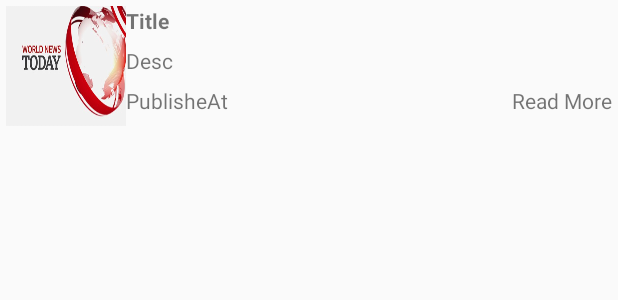
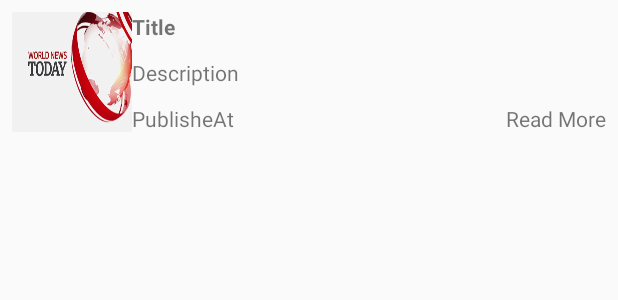
Before and after one commit to Osehi/CurrentNews, an Android app: the layout list_item_newsarticle.xml on its own in the app's theme, with its tools: preview values and no code run, on a phone screen of 412 x 824 dp. Shown: the top 300 px of the screen. Run offline under Robolectric (Android 15) with nearby library versions, the phone set to English and light mode, and no system bars; network calls fail.

Commit message:
'editing-list-item'

```diff
--- a/app/src/main/res/layout/list_item_newsarticle.xml
+++ b/app/src/main/res/layout/list_item_newsarticle.xml
@@ -10,15 +10,18 @@
 
     <androidx.appcompat.widget.LinearLayoutCompat
         android:layout_width="match_parent"
-        android:layout_height="wrap_content"
+        android:layout_height="100dp"
 
         android:orientation="horizontal"
-        android:padding="@dimen/first_linear_layout_padding">
+        android:padding="@dimen/first_linear_layout_padding"
+        android:layout_margin="4dp"
+        >
 
         <androidx.appcompat.widget.LinearLayoutCompat
             android:layout_width="wrap_content"
             android:layout_height="wrap_content"
             android:orientation="vertical"
+
 
             >
 
@@ -44,20 +47,24 @@
 
             <TextView
                 android:id="@+id/articleTitleId"
-                android:layout_width="wrap_content"
+                android:layout_width="match_parent"
                 android:layout_height="wrap_content"
                 tools:text="@string/article_title"
                 android:maxLines="2"
                 android:textStyle="bold"
-                android:layout_weight="1" />
+                android:layout_weight="1"
+                android:text="@{Article.title}"
+                />
 
             <TextView
                 android:id="@+id/articleDescriptionId"
-                android:layout_width="wrap_content"
+                android:layout_width="match_parent"
                 android:layout_height="wrap_content"
                 tools:text="@string/article_description"
-                android:maxLength="4"
-                android:layout_weight="1" />
+                android:maxLines="4"
+                android:layout_weight="1"
+                android:text="@{Article.description}"
+                />
 
             <androidx.appcompat.widget.LinearLayoutCompat
                 android:layout_width="match_parent"
@@ -70,13 +77,17 @@
                     android:layout_width="wrap_content"
                     android:layout_height="wrap_content"
                     tools:text="@string/article_publishedAt"
-                    android:layout_weight="1" />
+                    android:layout_weight="1"
+                    android:text="@{Article.publishedAt}"
+                    />
 
                 <TextView
                     android:id="@+id/readMoreID"
                     android:layout_width="wrap_content"
                     android:layout_height="wrap_content"
-                    tools:text="@string/read_more" />
+                    tools:text="@string/read_more"
+
+                    />
 
 
             </androidx.appcompat.widget.LinearLayoutCompat>
```
Also changed, not shown: app/src/main/java/com/polish/currentnews/MainActivity.kt (+37 -0 lines), app/src/main/java/com/polish/currentnews/adapter/ArticleAdapter.kt (+8 -0 lines).
